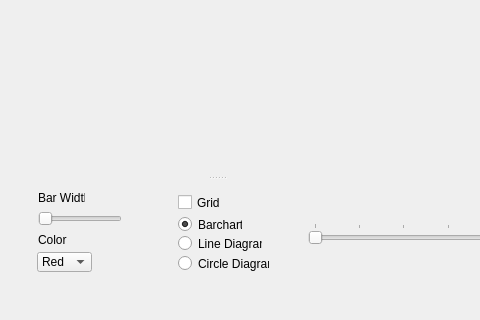
First picture: the form in talespin/mainwindow.ui, repository kayson/talespin, before the edit; both pictures show x 423 to 903 and y 480 to 800 of the 1280 by 800 pixel window.
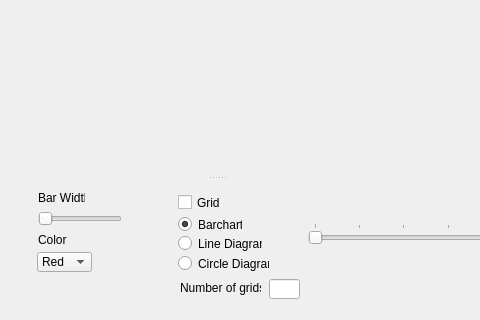
Second picture: the form after the edit. Custom widgets are drawn as their Qt base class.

Commit message: grid improvement not complete

What changed in the file:
```diff
--- a/talespin/mainwindow.ui
+++ b/talespin/mainwindow.ui
@@ -1060,6 +1060,29 @@
          <bool>true</bool>
         </property>
        </widget>
+       <widget class="QLineEdit" name="numberOfGridsLineEdit">
+        <property name="geometry">
+         <rect>
+          <x>681</x>
+          <y>99</y>
+          <width>31</width>
+          <height>20</height>
+         </rect>
+        </property>
+       </widget>
+       <widget class="QLabel" name="numberOfGrids">
+        <property name="geometry">
+         <rect>
+          <x>592</x>
+          <y>100</y>
+          <width>81</width>
+          <height>16</height>
+         </rect>
+        </property>
+        <property name="text">
+         <string>Number of grids</string>
+        </property>
+       </widget>
       </widget>
      </widget>
     </item>
```
The commit also changes 7 other files.
